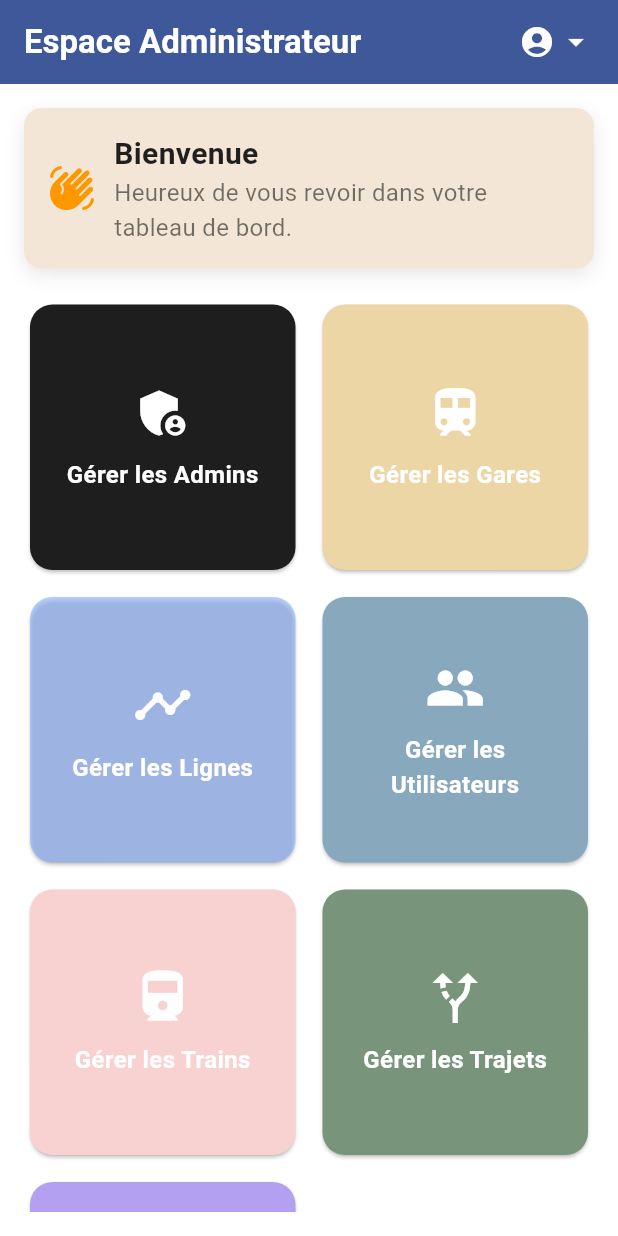
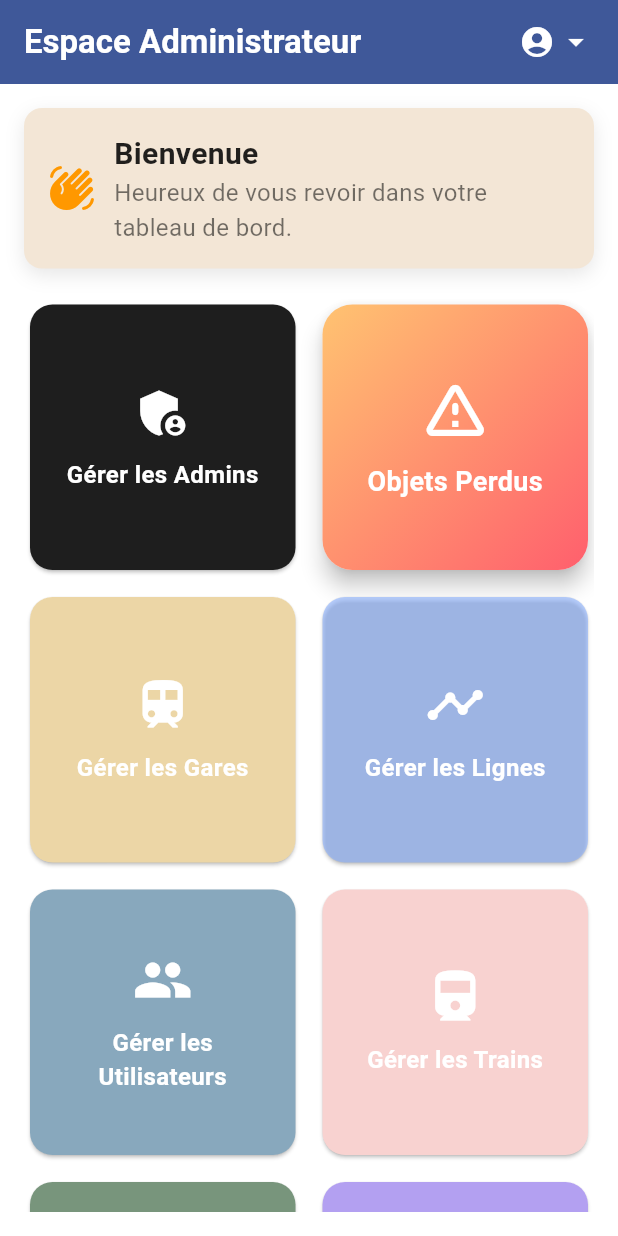
Before and after one commit to ZoukhMeriem/NWE, a Flutter app: the screen it shows after launch, after a tap on "Passer", after a tap on "Commencer", after a tap on "Se connecter", on a phone screen of 412 x 824 dp. Run offline on Flutter 3.47's test engine with Material 3 defaults, Android fonts, the phone set to English and light mode, and no system bars; our stand-ins replace animated_text_kit, cloud_firestore, dio, firebase_auth, firebase_core, firebase_storage and 8 more; missing offline and left inert: dialog_flowtter; accounts and stored records are empty; project files that could hold a hidden picture were left out.

Commit message:
Update AdminHomePage.dart

```diff
--- a/appdz3/lib/Admin/AdminHomePage.dart
+++ b/appdz3/lib/Admin/AdminHomePage.dart
@@ -7,6 +7,7 @@ import 'UserListScreen.dart';
 import 'trajet_management_screen.dart';
 import 'statistics_page.dart';
 import 'package:dztrainfay/SignInScreen.dart';
+import 'AdminLostObjectsScreen.dart'; // Import du nouvel écran AdminLostObjectsScreen
 
 class AdminHomePage extends StatelessWidget {
   final String adminUsername;
@@ -144,6 +145,43 @@ class AdminHomePage extends StatelessWidget {
                     icon: Icons.admin_panel_settings,
                     color: const Color(0xFF1E1E1E),
                   ),
+                  // Bouton spécial Objets Perdus
+                  GestureDetector(
+                    onTap: () => _navigateTo(context, AdminLostObjectsScreen()),
+                    child: Card(
+                      shape: RoundedRectangleBorder(
+                        borderRadius: BorderRadius.circular(20),
+                      ),
+                      elevation: 6,
+                      child: Container(
+                        decoration: BoxDecoration(
+                          gradient: const LinearGradient(
+                            colors: [Color(0xFFFFC371), Color(0xFFFF5F6D)],
+                            begin: Alignment.topLeft,
+                            end: Alignment.bottomRight,
+                          ),
+                          borderRadius: BorderRadius.circular(20),
+                        ),
+                        padding: const EdgeInsets.all(16.0),
+                        child: Column(
+                          mainAxisAlignment: MainAxisAlignment.center,
+                          children: [
+                            const Icon(Icons.warning_amber_rounded, size: 48, color: Colors.white),
+                            const SizedBox(height: 12),
+                            const Text(
+                              "Objets Perdus",
+                              textAlign: TextAlign.center,
+                              style: TextStyle(
+                                color: Colors.white,
+                                fontWeight: FontWeight.bold,
+                                fontSize: 18,
+                              ),
+                            ),
+                          ],
+                        ),
+                      ),
+                    ),
+                  ),
                   _buildMenuButton(
                     context: context,
                     label: "Gérer les Gares",
@@ -182,7 +220,7 @@ class AdminHomePage extends StatelessWidget {
                   _buildMenuButton(
                     context: context,
                     label: "Voir les Statistiques",
-                    screen: StylishStatsScreen (),//StatistiquesScreen(),
+                    screen: StylishStatsScreen(),
                     icon: Icons.bar_chart,
                     color: const Color(0xFFB3A0F1),
                   ),
```
